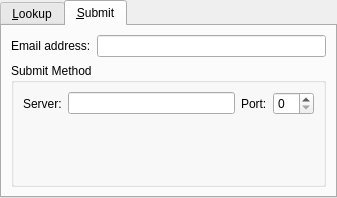
The window that kcmcddb/cddbconfigwidget.ui (KDE/libkcddb) describes before a commit, drawn with Qt 5.
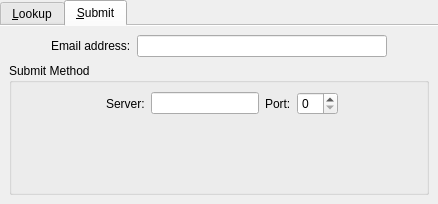
The same window after the commit. The open tabs and pages were chosen to show the change. Custom widgets are drawn as their Qt base class.

Commit message: Use flat QGroupBoxes, set documentMode on QTabWidget and center children of QFormLayout

Patch:
```diff
--- a/kcmcddb/cddbconfigwidget.ui
+++ b/kcmcddb/cddbconfigwidget.ui
@@ -13,7 +13,10 @@
    <item>
     <widget class="QTabWidget" name="tabWidget2">
      <property name="currentIndex">
-      <number>0</number>
+      <number>1</number>
+     </property>
+     <property name="documentMode">
+      <bool>true</bool>
      </property>
      <widget class="QWidget" name="tabLookup">
       <attribute name="title">
@@ -34,12 +37,24 @@
          </property>
         </widget>
        </item>
+       <item>
+        <widget class="KSeparator" name="kseparator"/>
+       </item>
        <item>
         <widget class="QGroupBox" name="freedbServerBox">
          <property name="title">
           <string>Freedb Server</string>
          </property>
+         <property name="flat">
+          <bool>true</bool>
+         </property>
          <layout class="QFormLayout" name="formLayout">
+          <property name="fieldGrowthPolicy">
+           <enum>QFormLayout::FieldGrowthPolicy::FieldsStayAtSizeHint</enum>
+          </property>
+          <property name="formAlignment">
+           <set>Qt::AlignmentFlag::AlignHCenter|Qt::AlignmentFlag::AlignTop</set>
+          </property>
           <item row="0" column="0">
            <widget class="QLabel" name="TextLabel7">
             <property name="text">
@@ -55,7 +70,7 @@
             <item>
              <widget class="QLineEdit" name="kcfg_hostname">
               <property name="sizePolicy">
-               <sizepolicy hsizetype="Expanding" vsizetype="Fixed">
+               <sizepolicy hsizetype="MinimumExpanding" vsizetype="Fixed">
                 <horstretch>0</horstretch>
                 <verstretch>0</verstretch>
                </sizepolicy>
@@ -155,6 +170,19 @@
       <layout class="QVBoxLayout" name="gridLayout_2">
        <item>
         <layout class="QHBoxLayout" name="horizontalLayout_5">
+         <item>
+          <spacer name="horizontalSpacer">
+           <property name="orientation">
+            <enum>Qt::Orientation::Horizontal</enum>
+           </property>
+           <property name="sizeHint" stdset="0">
+            <size>
+             <width>40</width>
+             <height>20</height>
+            </size>
+           </property>
+          </spacer>
+         </item>
          <item>
           <widget class="QLabel" name="textLabel1">
            <property name="text">
@@ -163,16 +191,51 @@
           </widget>
          </item>
          <item>
-          <widget class="QLineEdit" name="kcfg_emailAddress"/>
+          <widget class="QLineEdit" name="kcfg_emailAddress">
+           <property name="sizePolicy">
+            <sizepolicy hsizetype="Fixed" vsizetype="Fixed">
+             <horstretch>0</horstretch>
+             <verstretch>0</verstretch>
+            </sizepolicy>
+           </property>
+           <property name="minimumSize">
+            <size>
+             <width>250</width>
+             <height>0</height>
+            </size>
+           </property>
+          </widget>
+         </item>
+         <item>
+          <spacer name="horizontalSpacer_2">
+           <property name="orientation">
+            <enum>Qt::Orientation::Horizontal</enum>
+           </property>
+           <property name="sizeHint" stdset="0">
+            <size>
+             <width>40</width>
+             <height>20</height>
+            </size>
+           </property>
+          </spacer>
          </item>
         </layout>
        </item>
        <item>
-        <widget class="QGroupBox">
+        <widget class="QGroupBox" name="groupBox">
          <property name="title">
           <string>Submit Method</string>
          </property>
+         <property name="flat">
+          <bool>true</bool>
+         </property>
          <layout class="QFormLayout" name="formLayout_2">
+          <property name="fieldGrowthPolicy">
+           <enum>QFormLayout::FieldGrowthPolicy::FieldsStayAtSizeHint</enum>
+          </property>
+          <property name="formAlignment">
+           <set>Qt::AlignmentFlag::AlignHCenter|Qt::AlignmentFlag::AlignTop</set>
+          </property>
           <item row="0" column="0">
            <widget class="QLabel" name="textLabel2">
             <property name="text">
@@ -212,6 +275,13 @@
    </item>
   </layout>
  </widget>
+ <customwidgets>
+  <customwidget>
+   <class>KSeparator</class>
+   <extends>QFrame</extends>
+   <header>kseparator.h</header>
+  </customwidget>
+ </customwidgets>
  <tabstops>
   <tabstop>kcfg_hostname</tabstop>
   <tabstop>kcfg_port</tabstop>
```
The commit also changes 2 other files.
